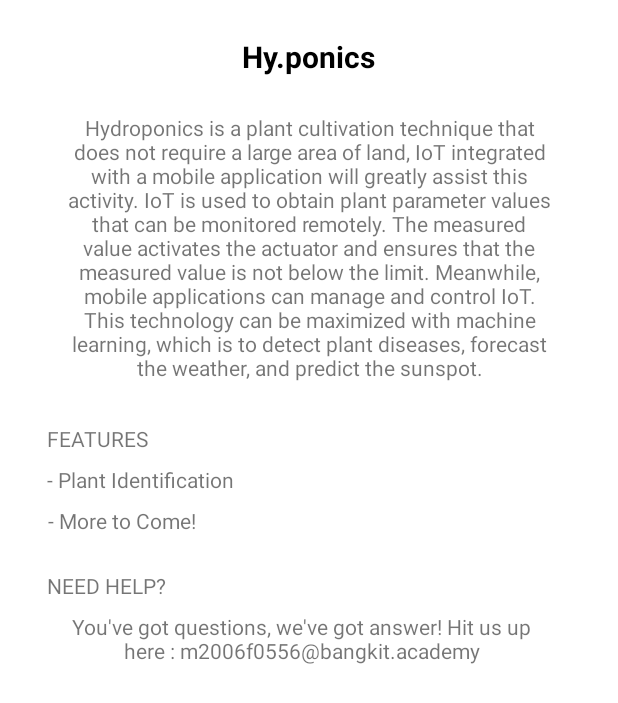
After one commit to IOH-C22-HY-4/MobileDevelopment, an Android app: the fragment AboutFragment shown on its own in the app's theme, on a phone screen of 412 x 824 dp. The commit adds this screen. Shown: the top 703 px of the screen. Run offline under Robolectric (Android 15) with nearby library versions, the phone set to English and light mode, and no system bars.

Commit message:
Nambah About Fragment

```diff
--- a/app/build.gradle
+++ b/app/build.gradle
@@ -41,7 +41,8 @@ android {
 }
 
 dependencies {
-    def camerax_version = "1.1.0-beta02"
+    implementation 'androidx.legacy:legacy-support-v4:1.0.0'
+    def camerax_version = "1.2.0-alpha01"
 
     implementation "androidx.core:core-ktx:1.7.0"
     implementation "androidx.appcompat:appcompat:1.4.1"
--- /dev/null
+++ b/app/src/main/java/com/ioh_c22_h2_4/hy_ponics/AboutFragment.kt
@@ -0,0 +1,59 @@
+package com.ioh_c22_h2_4.hy_ponics
+
+import android.os.Bundle
+import androidx.fragment.app.Fragment
+import android.view.LayoutInflater
+import android.view.View
+import android.view.ViewGroup
+
+// TODO: Rename parameter arguments, choose names that match
+// the fragment initialization parameters, e.g. ARG_ITEM_NUMBER
+private const val ARG_PARAM1 = "param1"
+private const val ARG_PARAM2 = "param2"
+
+/**
+ * A simple [Fragment] subclass.
+ * Use the [AboutFragment.newInstance] factory method to
+ * create an instance of this fragment.
+ */
+class AboutFragment : Fragment() {
+    // TODO: Rename and change types of parameters
+    private var param1: String? = null
+    private var param2: String? = null
+
+    override fun onCreate(savedInstanceState: Bundle?) {
+        super.onCreate(savedInstanceState)
+        arguments?.let {
+            param1 = it.getString(ARG_PARAM1)
+            param2 = it.getString(ARG_PARAM2)
+        }
+    }
+
+    override fun onCreateView(
+        inflater: LayoutInflater, container: ViewGroup?,
+        savedInstanceState: Bundle?
+    ): View? {
+        // Inflate the layout for this fragment
+        return inflater.inflate(R.layout.fragment_about, container, false)
+    }
+
+    companion object {
+        /**
+         * Use this factory method to create a new instance of
+         * this fragment using the provided parameters.
+         *
+         * @param param1 Parameter 1.
+         * @param param2 Parameter 2.
+         * @return A new instance of fragment AboutFragment.
+         */
+        // TODO: Rename and change types and number of parameters
+        @JvmStatic
+        fun newInstance(param1: String, param2: String) =
+            AboutFragment().apply {
+                arguments = Bundle().apply {
+                    putString(ARG_PARAM1, param1)
+                    putString(ARG_PARAM2, param2)
+                }
+            }
+    }
+}
--- /dev/null
+++ b/app/src/main/res/layout/fragment_about.xml
@@ -0,0 +1,100 @@
+<?xml version="1.0" encoding="utf-8"?>
+<androidx.constraintlayout.widget.ConstraintLayout xmlns:android="http://schemas.android.com/apk/res/android"
+    xmlns:app="http://schemas.android.com/apk/res-auto"
+    xmlns:tools="http://schemas.android.com/tools"
+    android:layout_width="match_parent"
+    android:layout_height="match_parent"
+    tools:context=".AboutFragment">
+
+    <!-- TODO: Update blank fragment layout -->
+
+    <TextView
+        android:id="@+id/hyPonics"
+        android:layout_width="wrap_content"
+        android:layout_height="wrap_content"
+        android:layout_marginTop="24dp"
+        android:text="@string/hyPonics"
+        android:textAlignment="center"
+        android:textColor="?attr/colorOnSurface"
+        android:textSize="20sp"
+        android:textStyle="bold"
+        app:layout_constraintEnd_toEndOf="parent"
+        app:layout_constraintHorizontal_bias="0.498"
+        app:layout_constraintStart_toStartOf="parent"
+        app:layout_constraintTop_toTopOf="parent"
+        tools:ignore="SmallSp" />
+
+    <TextView
+        android:id="@+id/aboutApp"
+        android:layout_width="328dp"
+        android:layout_height="187dp"
+        android:layout_marginTop="24dp"
+        android:text="@string/aboutThisApp"
+        android:textAlignment="center"
+        android:textSize="14sp"
+        app:layout_constraintEnd_toEndOf="@+id/hyPonics"
+        app:layout_constraintStart_toStartOf="@+id/hyPonics"
+        app:layout_constraintTop_toBottomOf="@+id/hyPonics"
+        tools:ignore="SmallSp" />
+
+    <TextView
+        android:id="@+id/features"
+        android:layout_width="wrap_content"
+        android:layout_height="wrap_content"
+        android:layout_marginTop="20dp"
+        android:text="@string/features"
+        android:textAlignment="center"
+        android:textSize="14sp"
+        app:layout_constraintEnd_toEndOf="@+id/aboutApp"
+        app:layout_constraintHorizontal_bias="0.103"
+        app:layout_constraintStart_toStartOf="parent"
+        app:layout_constraintTop_toBottomOf="@+id/aboutApp" />
+
+    <TextView
+        android:id="@+id/identificationFeatures"
+        android:layout_width="wrap_content"
+        android:layout_height="wrap_content"
+        android:layout_marginTop="8dp"
+        android:text="@string/identificationFeatures"
+        android:textAlignment="center"
+        android:textSize="14sp"
+        app:layout_constraintStart_toStartOf="@+id/features"
+        app:layout_constraintTop_toBottomOf="@+id/features" />
+
+    <TextView
+        android:id="@+id/moreToComeFeatures"
+        android:layout_width="wrap_content"
+        android:layout_height="wrap_content"
+        android:layout_marginTop="8dp"
+        android:text="@string/moreToComeFeatures"
+        android:textAlignment="center"
+        android:textSize="14sp"
+        app:layout_constraintEnd_toEndOf="@+id/identificationFeatures"
+        app:layout_constraintHorizontal_bias="0.0"
+        app:layout_constraintStart_toStartOf="@+id/identificationFeatures"
+        app:layout_constraintTop_toBottomOf="@+id/identificationFeatures" />
+
+    <TextView
+        android:id="@+id/needHelp"
+        android:layout_width="wrap_content"
+        android:layout_height="wrap_content"
+        android:layout_marginTop="24dp"
+        android:text="@string/needHelp"
+        android:textAlignment="center"
+        android:textSize="14sp"
+        app:layout_constraintEnd_toEndOf="@+id/moreToComeFeatures"
+        app:layout_constraintHorizontal_bias="0.0"
+        app:layout_constraintStart_toStartOf="@+id/moreToComeFeatures"
+        app:layout_constraintTop_toBottomOf="@+id/moreToComeFeatures" />
+
+    <TextView
+        android:id="@+id/detailNeedhelp"
+        android:layout_width="339dp"
+        android:layout_height="48dp"
+        android:layout_marginTop="8dp"
+        android:text="@string/detailNeedHelp"
+        android:textAlignment="center"
+        android:textSize="14sp"
+        app:layout_constraintStart_toStartOf="@+id/needHelp"
+        app:layout_constraintTop_toBottomOf="@+id/needHelp" />
+</androidx.constraintlayout.widget.ConstraintLayout>
--- a/app/src/main/res/values/strings.xml
+++ b/app/src/main/res/values/strings.xml
@@ -61,4 +61,16 @@
     <string name="identification">Identification</string>
     <string name="market_place">Market Place</string>
     <string name="profile">Profile</string>
+    <string name="aboutThisApp">Hydroponics is a plant cultivation technique that does not require a large area of land, IoT
+integrated with a mobile application will greatly assist this activity. IoT is used to obtain plant
+parameter values that can be monitored remotely. The measured value activates the actuator
+and ensures that the measured value is not below the limit. Meanwhile, mobile applications can
+manage and control IoT. This technology can be maximized with machine learning, which is to
+detect plant diseases, forecast the weather, and predict the sunspot.</string>
+    <string name="hyPonics">Hy.ponics</string>
+    <string name="features">FEATURES</string>
+    <string name="identificationFeatures">- Plant Identification</string>
+    <string name="moreToComeFeatures">- More to Come!</string>
+    <string name="needHelp">NEED HELP?</string>
+    <string name="detailNeedHelp">You\'ve got questions, we\'ve got answer! Hit us up here :  m2006f0556@bangkit.academy</string>
 </resources>
```
